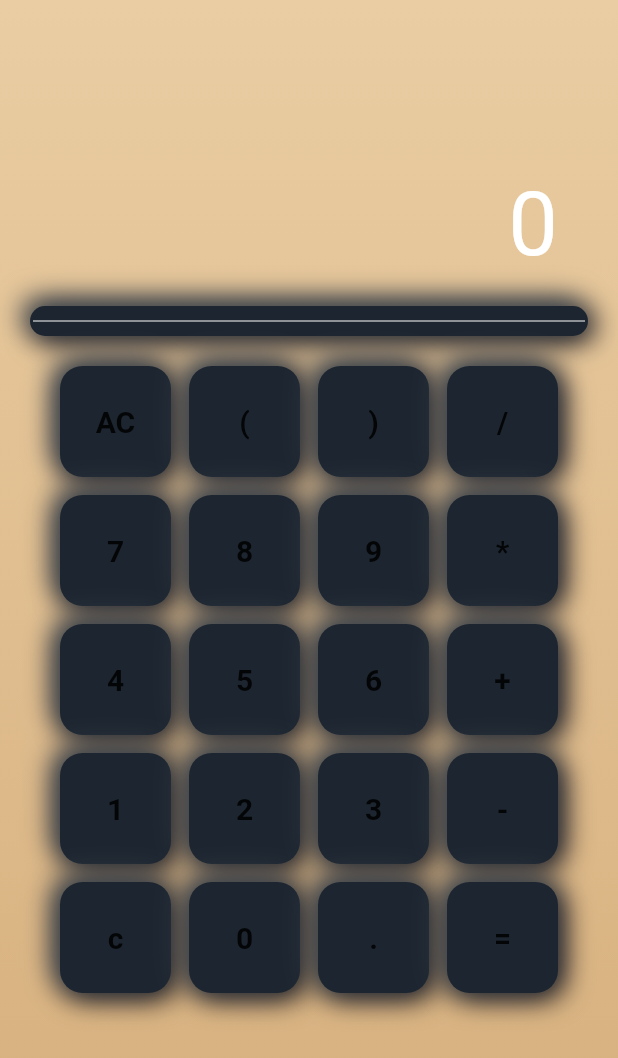
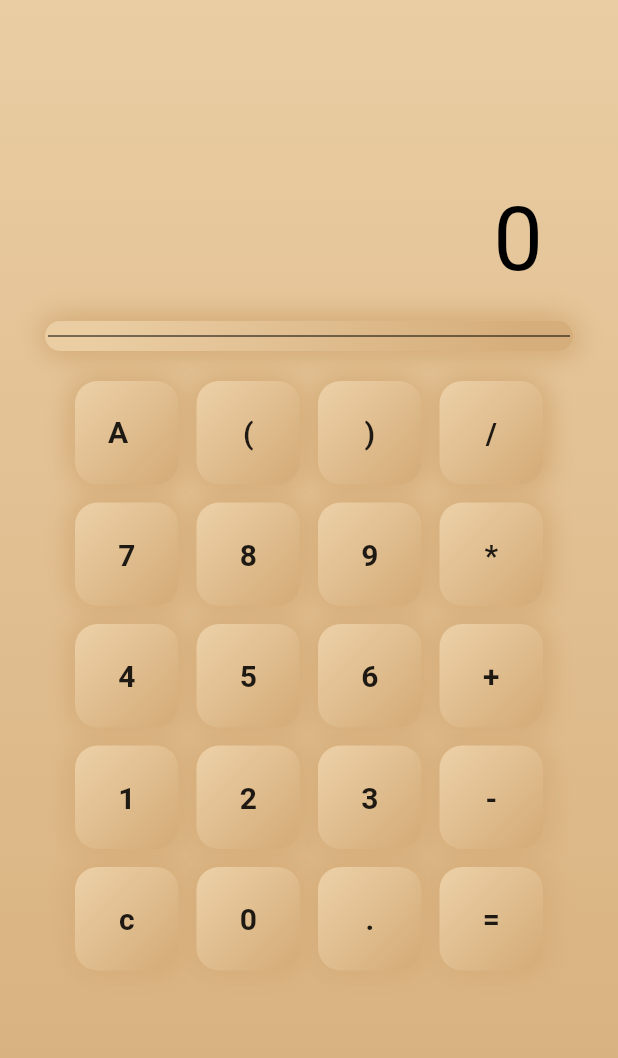
Before and after one commit to AnthonyBeerus/FlutterApp-Calculator, a Flutter app: the screen it shows after launch, on a phone screen of 412 x 824 dp. Shown: the top 1058 px of the screen. Run offline on Flutter 3.47's test engine with Material 2 defaults, Android fonts, the phone set to English and light mode, and no system bars.

Commit message:
Changed the color of the button to match background

```diff
--- a/lib/neu_box.dart
+++ b/lib/neu_box.dart
@@ -14,16 +14,16 @@ class NeuBox extends StatelessWidget {
         boxShadow: [
           //bottom right corner is darker
           BoxShadow(
-            color: Color(0XFFF060610),
+            color: Color(0XFFFD6AE7B),
             blurRadius: 15,
             offset: const Offset(3, 3),
             spreadRadius: 1,
           ),
           //top left corner is lighter
           const BoxShadow(
-            color: Color(0xFFF3D4650),
+            color: Color(0xFFFD6AE7B),
             blurRadius: 15,
-            offset: Offset(-4, -4),
+            offset: Offset(-2, -2),
             spreadRadius: 1,
           ),
         ],
@@ -31,8 +31,8 @@ class NeuBox extends StatelessWidget {
           begin: Alignment.topLeft,
           end: Alignment.bottomRight,
           colors: [
-            Color(0xFF1d2630),
-            Color(0xFF1d2630),
+            Color(0xFFFEACDA3),
+            Color(0xFFFD6AE7B),
           ],
           stops: [
             0.1,
--- a/lib/pages/home.dart
+++ b/lib/pages/home.dart
@@ -61,7 +61,7 @@ class _HomePageState extends State<HomePage> {
         ),
         child: SafeArea(
           child: Padding(
-            padding: const EdgeInsets.all(20.0),
+            padding: const EdgeInsets.all(30.0),
             child: Column(
               mainAxisAlignment: MainAxisAlignment.end,
               children: [
@@ -85,17 +85,17 @@ class _HomePageState extends State<HomePage> {
                     result,
                     style: TextStyle(
                       fontSize: 59,
-                      color: Colors.white,
+                      color: Colors.black,
                     ),
                   ),
                 ),
                 Container(
                   child: NeuBox(
                     child: Divider(
-                      color: Colors.white,
+                      color: Colors.black,
                       ),
                     ),
-                  ),
+                ),
                 Expanded(
                   child: Container(
                     padding: EdgeInsets.all(20),
```
